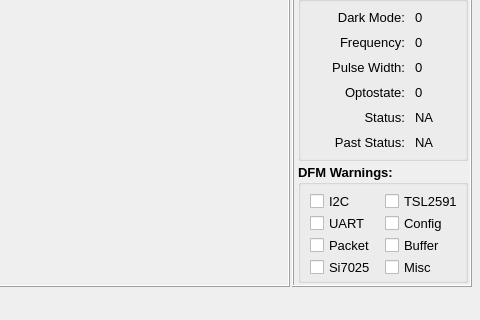
spletcher1/PyMCU, file Mainwindow.ui: the form before one commit; both pictures show x 320 to 800 and y 160 to 480 of the 800 by 480 pixel window.
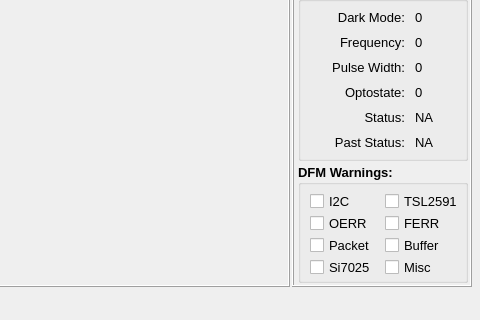
The form after the commit. The open tabs and pages were chosen to show the change. Icons and pictures are not drawn.

Commit message: Added program move and updated DFM warning boxes

What changed in the file:
```diff
--- a/Mainwindow.ui
+++ b/Mainwindow.ui
@@ -1150,7 +1150,7 @@
                  </font>
                 </property>
                 <property name="text">
-                 <string>Config</string>
+                 <string>FERR</string>
                 </property>
                 <property name="checkable">
                  <bool>true</bool>
@@ -1184,7 +1184,7 @@
                  </font>
                 </property>
                 <property name="text">
-                 <string>UART</string>
+                 <string>OERR</string>
                 </property>
                 <property name="checkable">
                  <bool>true</bool>
```
Left out of the diff: 16 changed lines with no effect on the pictures.
